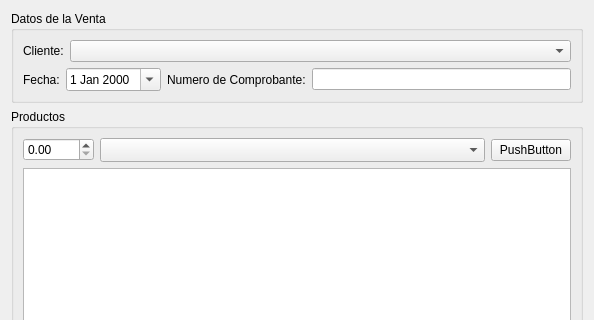
Qt form trunk/plugins/ventas/FormAgregarVentaBase.ui (chungote/gestotux) before a commit; both pictures show x 0 to 594 and y 0 to 320 of the 594 by 749 pixel window.
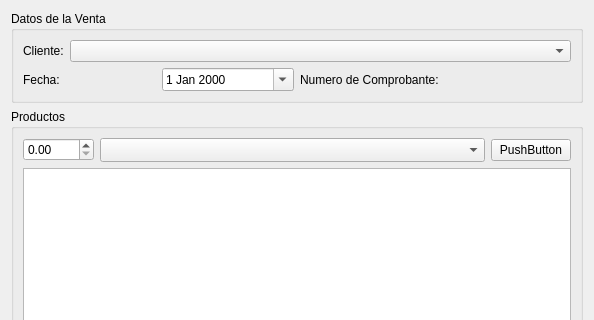
The same form after that commit. Custom widgets are drawn as their Qt base class.

What changed in the file:
```diff
--- a/trunk/plugins/ventas/FormAgregarVentaBase.ui
+++ b/trunk/plugins/ventas/FormAgregarVentaBase.ui
@@ -76,9 +76,6 @@
             </property>
            </widget>
           </item>
-          <item>
-           <widget class="QLineEdit" name="LENumComp"/>
-          </item>
          </layout>
         </item>
        </layout>
```
